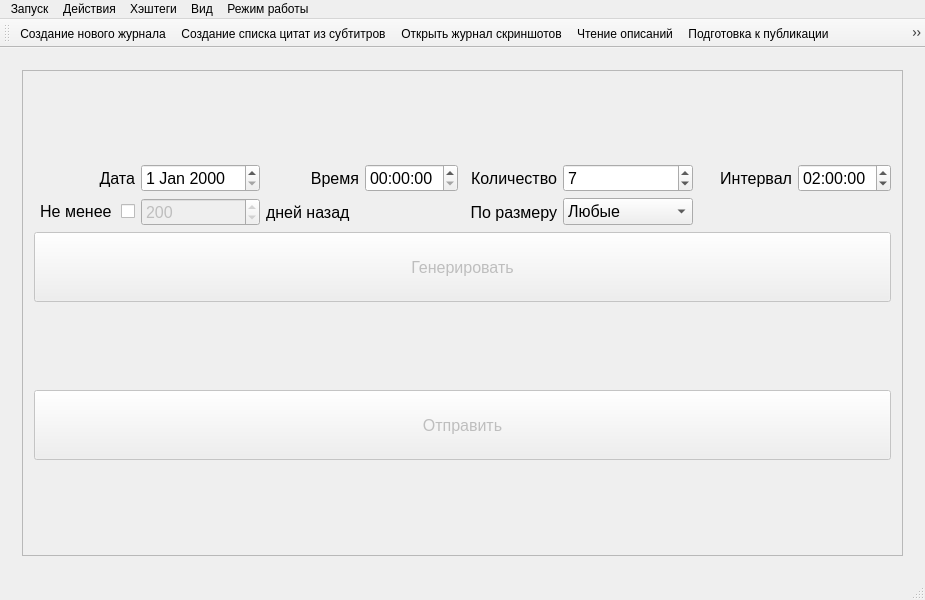
Qt form mainwindow.ui (cool-palace/Screenshot-Manager) before a commit.
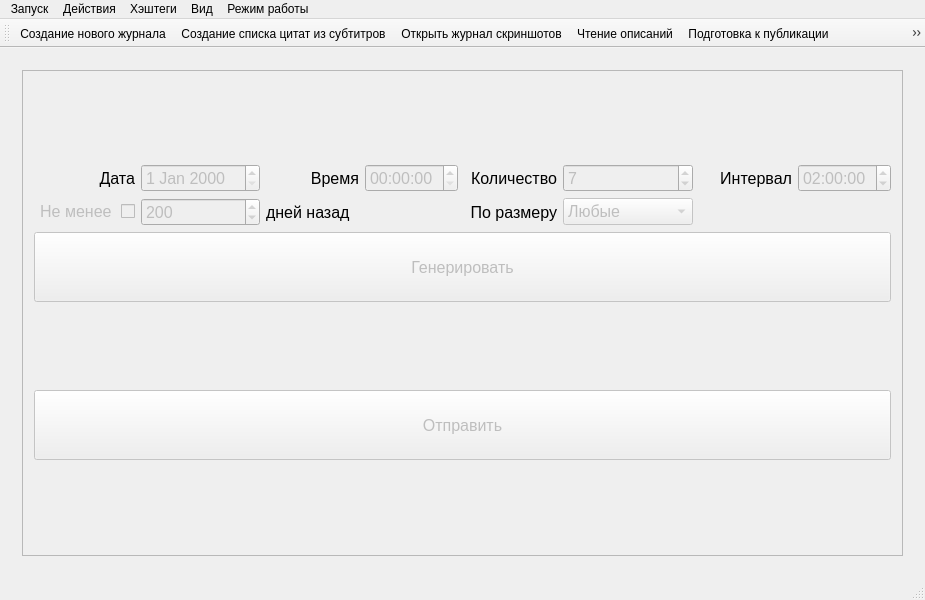
The same form after that commit. The open tabs and pages were chosen to show the change. Icons and pictures are not drawn.

What changed in the file:
```diff
--- a/mainwindow.ui
+++ b/mainwindow.ui
@@ -415,7 +415,7 @@
              <x>0</x>
              <y>0</y>
              <width>947</width>
-             <height>266</height>
+             <height>442</height>
             </rect>
            </property>
            <layout class="QGridLayout" name="gridLayout_7">
@@ -475,6 +475,9 @@
              <layout class="QGridLayout" name="gridLayout_8">
               <item row="0" column="1">
                <widget class="QDateEdit" name="date">
+                <property name="enabled">
+                 <bool>false</bool>
+                </property>
                 <property name="font">
                  <font>
                   <pointsize>12</pointsize>
@@ -499,6 +502,9 @@
               </item>
               <item row="0" column="3">
                <widget class="QTimeEdit" name="time">
+                <property name="enabled">
+                 <bool>false</bool>
+                </property>
                 <property name="font">
                  <font>
                   <pointsize>12</pointsize>
@@ -523,6 +529,9 @@
               </item>
               <item row="3" column="0">
                <widget class="QCheckBox" name="last_used_limit">
+                <property name="enabled">
+                 <bool>false</bool>
+                </property>
                 <property name="font">
                  <font>
                   <pointsize>12</pointsize>
@@ -553,6 +562,9 @@
               </item>
               <item row="0" column="7">
                <widget class="QTimeEdit" name="interval">
+                <property name="enabled">
+                 <bool>false</bool>
+                </property>
                 <property name="font">
                  <font>
                   <pointsize>12</pointsize>
@@ -569,6 +581,9 @@
               </item>
               <item row="0" column="5">
                <widget class="QSpinBox" name="quantity">
+                <property name="enabled">
+                 <bool>false</bool>
+                </property>
                 <property name="font">
                  <font>
                   <pointsize>12</pointsize>
@@ -672,6 +687,9 @@
               </item>
               <item row="3" column="5">
                <widget class="QComboBox" name="size_limit">
+                <property name="enabled">
+                 <bool>false</bool>
+                </property>
                 <property name="font">
                  <font>
                   <pointsize>12</pointsize>
```
Left out of the diff: 75 changed lines with no effect on the pictures.
